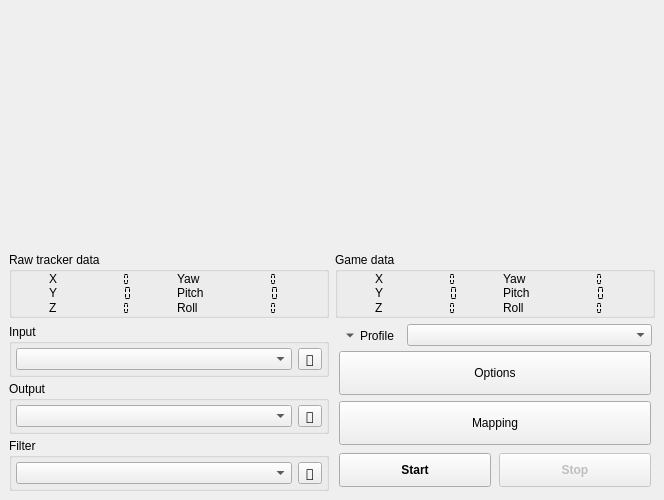
Qt form opentrack/main-window.ui (opentrack/opentrack) before a commit.
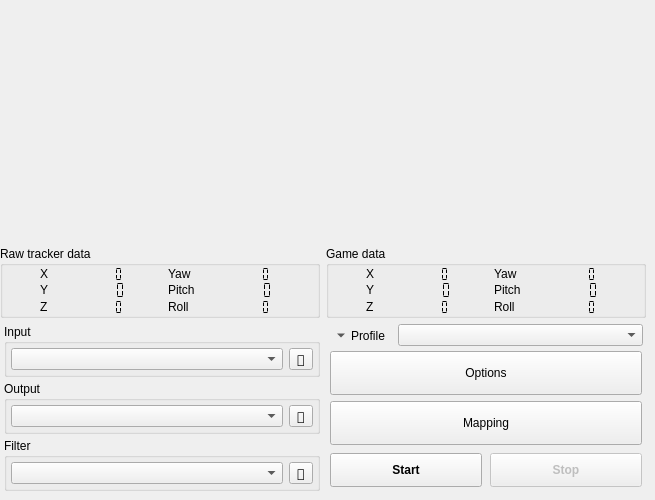
The same form after that commit. Icons and pictures are not drawn. Custom widgets are drawn as their Qt base class.

Commit message: opentrack: oops, video feed has to display without margin

```diff
--- a/opentrack/main-window.ui
+++ b/opentrack/main-window.ui
@@ -7,7 +7,7 @@
    <rect>
     <x>0</x>
     <y>0</y>
-    <width>664</width>
+    <width>655</width>
     <height>500</height>
    </rect>
   </property>
@@ -40,10 +40,10 @@
    </property>
    <layout class="QGridLayout" name="gridLayout_2">
     <property name="leftMargin">
-     <number>9</number>
+     <number>0</number>
     </property>
     <property name="topMargin">
-     <number>6</number>
+     <number>0</number>
     </property>
     <property name="rightMargin">
      <number>9</number>
@@ -1102,7 +1102,7 @@
         <number>4</number>
        </property>
        <property name="leftMargin">
-        <number>0</number>
+        <number>4</number>
        </property>
        <property name="topMargin">
         <number>0</number>
```
